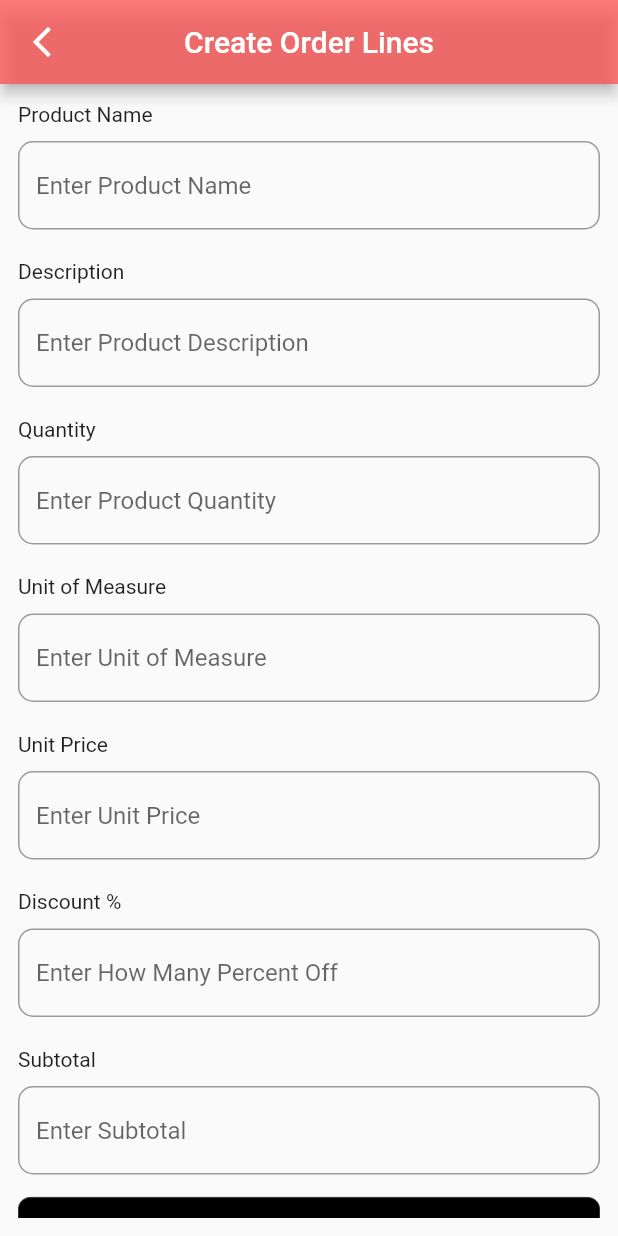
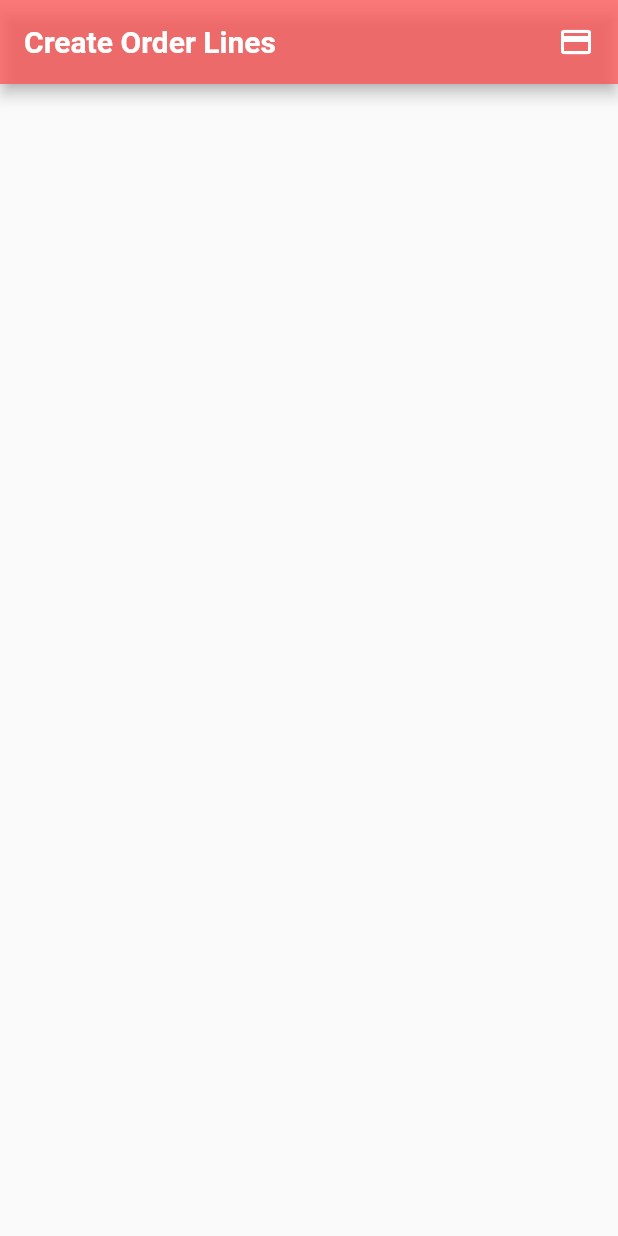
Before and after one commit to SafayetHossainJoy/Odoo-Sale-App, a Flutter app: the AddProduct screen opened directly, scrolled down 32 dp, after a tap on "Add Products", on a phone screen of 412 x 824 dp. Run offline on Flutter 3.47's test engine with Material 2 defaults, Android fonts, the phone set to English and light mode, and no system bars; our stand-ins replace flutter_spinkit, fluttertoast, get, google_fonts, image_picker, shared_preferences; missing offline and left inert: contactus, filter_list, simple_speed_dial; accounts and stored records are empty; network calls fail.

Commit message:
5th commit

```diff
--- a/lib/Sales pages/add_product.dart
+++ b/lib/Sales pages/add_product.dart
@@ -6,7 +6,7 @@ import 'package:sale/widgets/custom_textfor_customer.dart';
 import 'package:sale/widgets/widget.dart';
 import 'package:google_fonts/google_fonts.dart';
 import '../Invoice pages/invoice.dart';
-import 'Orderline.dart';
+import 'drapdown.dart';
 import 'orderlineinfo_widget.dart';
 import 'sales_page.dart';
 
@@ -171,7 +171,7 @@ class _AddProductState extends State<AddProduct> {
                     Navigator.push(
                         context,
                         MaterialPageRoute(
-                          builder: (context) => const ProductInfo(),
+                          builder: (context) =>  DrapdownOrder(),
                         ));
                   },
                   child: Center(
--- /dev/null
+++ b/lib/Sales pages/drapdown.dart
@@ -0,0 +1,42 @@
+import 'package:flutter/material.dart';
+
+import 'Orderline.dart';
+
+class DrapdownOrder extends StatefulWidget {
+  const DrapdownOrder({super.key});
+
+  @override
+  State<DrapdownOrder> createState() => _DrapdownOrderState();
+}
+
+class _DrapdownOrderState extends State<DrapdownOrder> {
+  @override
+  Widget build(BuildContext context) {
+    return  Scaffold(
+       appBar: AppBar(
+        automaticallyImplyLeading: false,
+        backgroundColor: (const Color.fromARGB(193, 255, 82, 82)),
+        title: const Text("Create Order Lines",
+            style: TextStyle(
+                fontSize: 20,
+                color: Colors.white,
+                fontWeight: FontWeight.bold)),
+        actions: [
+          InkWell(
+            child: const Padding(
+              padding: EdgeInsets.all(16.0),
+              child: Icon(Icons.credit_card),
+            ),
+            onTap: () {
+              Navigator.push(
+                  context,
+                  MaterialPageRoute(
+                    builder: (context) => const ProductInfo(),
+                  ));
+            },
+          ),
+        ],
+      ),
+    );
+  }
+}
```
